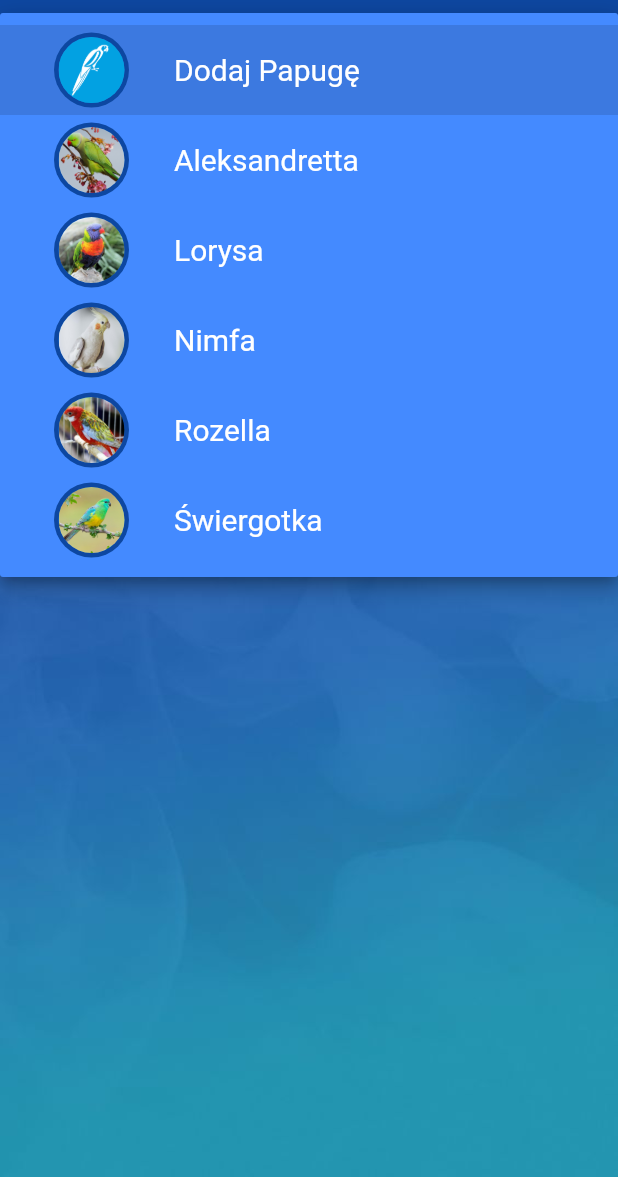
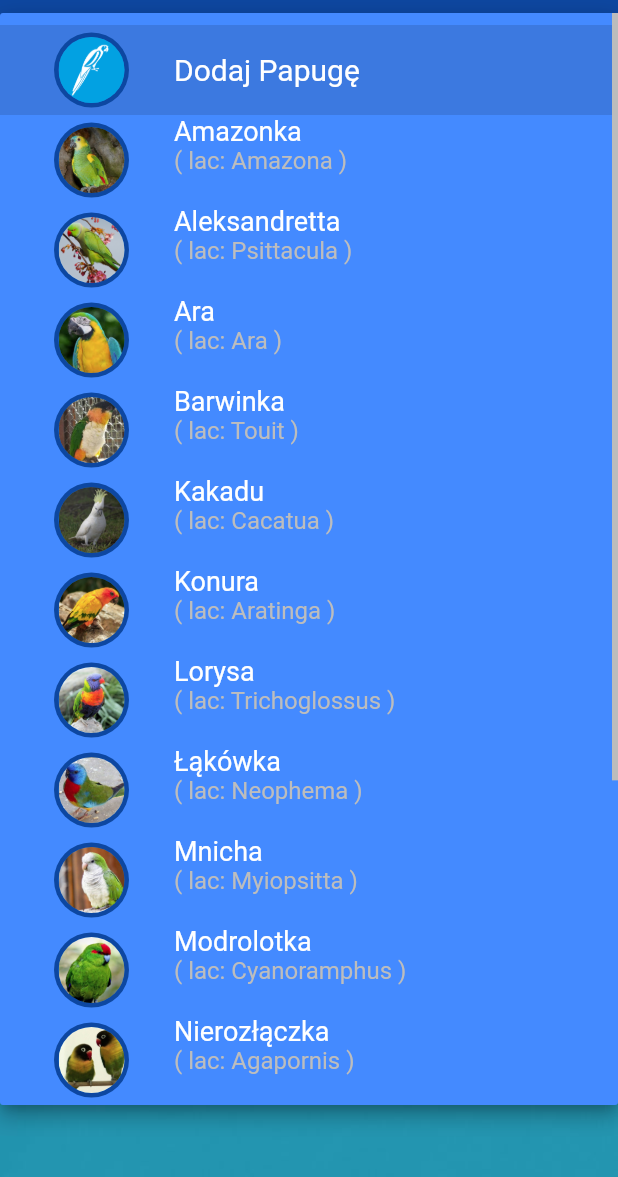
Before and after one commit to Michal-Szkoda-91/breeders_app, a Flutter app: the screen it shows once a user with an empty profile is signed in, after a tap on "Dodaj Papugę", on a phone screen of 412 x 824 dp, the part 59-1236 px from its top. Run offline on Flutter 3.47's test engine with Material 2 defaults, Android fonts, the phone set to English and light mode, and no system bars; drawn by our look-alikes of auto_size_text; our stand-ins replace cloud_firestore, data_connection_checker, diacritic, email_validator, firebase_auth, firebase_core and 5 more; missing offline and left inert: keyboard_visibility; accounts and stored records are empty; statements that could not run were skipped.

Commit message:
Dodano nowe rasy papug

```diff
--- a/lib/mainApp/animals/parrots/models/parrotsRace_list.dart
+++ b/lib/mainApp/animals/parrots/models/parrotsRace_list.dart
@@ -2,40 +2,135 @@ class ParrotsRace {
   final List<Map> parrotsRaceList = [
     {
       "url": 'assets/image/parrotsRace/parrot_Icon.jpg',
+      'lac': 'brak',
       'name': 'Dodaj Papugę',
+    },
+    /////
+    /////
+    ///// A
+    {
+      "url": 'assets/image/parrotsRace/Amazonka.jpg',
+      'name': 'Amazonka',
+      'lac': '( lac: Amazona )',
+      'icubationTime': 25
     },
     {
       "url": 'assets/image/parrotsRace/Aleksandretta.jpg',
       'name': 'Aleksandretta',
+      'lac': '( lac: Psittacula )',
       'icubationTime': 21
     },
     {
+      "url": 'assets/image/parrotsRace/Ara.jpg',
+      'name': 'Ara',
+      'lac': '( lac: Ara )',
+      'icubationTime': 26
+    },
+    //// B
+    {
+      "url": 'assets/image/parrotsRace/Barwinka.jpg',
+      'name': 'Barwinka',
+      'lac': '( lac: Touit )',
+      'icubationTime': 21
+    },
+    //// K
+    {
+      "url": 'assets/image/parrotsRace/Kakadu.jpg',
+      'name': 'Kakadu',
+      'lac': '( lac: Cacatua )',
+      'icubationTime': 25
+    },
+    {
+      "url": 'assets/image/parrotsRace/Konura.jpg',
+      'name': 'Konura',
+      'lac': '( lac: Aratinga )',
+      'icubationTime': 20
+    },
+    //// L
+    {
       "url": 'assets/image/parrotsRace/Lorysa.jpg',
       'name': 'Lorysa',
+      'lac': '( lac: Trichoglossus )',
       'icubationTime': 25
+    },
+    ///// Ł
+    {
+      "url": 'assets/image/parrotsRace/Łąkówka.jpg',
+      'name': 'Łąkówka',
+      'lac': '( lac: Neophema )',
+      'icubationTime': 19
+    },
+    ///// M
+    {
+      "url": 'assets/image/parrotsRace/Mnicha.jpg',
+      'name': 'Mnicha',
+      'lac': '( lac: Myiopsitta )',
+      'icubationTime': 22
+    },
+    {
+      "url": 'assets/image/parrotsRace/Modrolotka.jpg',
+      'name': 'Modrolotka',
+      'lac': '( lac: Cyanoramphus )',
+      'icubationTime': 19
+    },
+    //// N
+    {
+      "url": 'assets/image/parrotsRace/Nierozłączka.jpg',
+      'name': 'Nierozłączka',
+      'lac': '( lac: Agapornis )',
+      'icubationTime': 19
     },
     {
       "url": 'assets/image/parrotsRace/Nimfa.jpg',
       'name': 'Nimfa',
+      'lac': '( lac: Nymphicus )',
       'icubationTime': 18
     },
+    ///// P
+    {
+      "url": 'assets/image/parrotsRace/Papużka_falista.jpg',
+      'name': 'Papużka_falista',
+      'lac': '( lac: Melopsittacus )',
+      'icubationTime': 18
+    },
+    ///// R
     {
       "url": 'assets/image/parrotsRace/Rozella.jpg',
       'name': 'Rozella',
+      'lac': '( lac: Platycercus )',
       'icubationTime': 20
     },
     {
+      "url": 'assets/image/parrotsRace/Rudosterka.jpg',
+      'name': 'Rudosterka',
+      'lac': '( lac: Pyrrchura )',
+      'icubationTime': 20
+    },
+    /////// S
+    {
       "url": 'assets/image/parrotsRace/Świergotka.jpg',
       'name': 'Świergotka',
+      'lac': '( lac: Psephotus )',
       'icubationTime': 18
     },
   ];
 
   final List<String> parrotsNameList = [
+    'Amazonka',
     'Aleksandretta',
+    'Ara',
+    'Barwinka',
+    'Kakadu',
+    'Konura',
     'Lorysa',
+    'Łąkówka',
+    'Mnicha',
+    'Modrolotka',
+    'Nierozłączka',
     'Nimfa',
+    'Papużka_falista',
     'Rozella',
+    'Rudosterka',
     'Świergotka'
   ];
 }
--- a/lib/mainApp/animals/parrots/screens/parrot_race_list_screen.dart
+++ b/lib/mainApp/animals/parrots/screens/parrot_race_list_screen.dart
@@ -3,6 +3,7 @@ import 'package:breeders_app/mainApp/animals/parrots/widgets/parrots_race_AddDro
 import 'package:cloud_firestore/cloud_firestore.dart';
 import 'package:firebase_auth/firebase_auth.dart';
 import 'package:flutter/material.dart';
+import 'package:diacritic/diacritic.dart';
 
 import '../widgets/create_race_listTile.dart';
 import '../../../../services/auth.dart';
@@ -74,5 +75,7 @@ class _ParrotsRaceListScreenState extends State<ParrotsRaceListScreen> {
     snapshot.data.docs.forEach((val) {
       _activeRaceList.add(val.id);
     });
+    _activeRaceList
+        .sort((a, b) => removeDiacritics(a).compareTo(removeDiacritics(b)));
   }
 }
--- a/lib/mainApp/animals/parrots/widgets/parrots_race_AddDropdownButton.dart
+++ b/lib/mainApp/animals/parrots/widgets/parrots_race_AddDropdownButton.dart
@@ -57,12 +57,37 @@ class _CreateParrotsDropdownButtonState
               ),
               Container(
                 width: MediaQuery.of(context).size.width * 0.50,
+                child: value['lac'] != "brak"
+                    ? Column(
+                        crossAxisAlignment: CrossAxisAlignment.start,
+                        children: [
+                          AutoSizeText(
+                            value['name'],
+                            maxLines: 1,
+                            style: TextStyle(
+                              color: Theme.of(context).textSelectionColor,
+                              fontSize: 18,
+                            ),
+                          ),
+                          AutoSizeText(
+                            value['lac'],
+                            maxLines: 1,
+                            style: TextStyle(
+                              color: Theme.of(context).hintColor,
+                              fontSize: 16,
+                            ),
+                          ),
+                        ],
+                      )
+                    : Container(
+                        width: MediaQuery.of(context).size.width * 0.50,
                         child: AutoSizeText(
                           value['name'],
                           maxLines: 1,
                           style: TextStyle(
                             color: Theme.of(context).textSelectionColor,
                             fontSize: 20,
+                          ),
                         ),
                       ),
               ),
```
Also changed, not shown: pubspec.yaml (+12 -0 lines), assets/image/parrotsRace/Amazonka.jpg (added), assets/image/parrotsRace/Ara.jpg (added), assets/image/parrotsRace/Barwinka.jpg (added), assets/image/parrotsRace/Kakadu.jpg (added), assets/image/parrotsRace/Konura.jpg (added), assets/image/parrotsRace/Mnicha.jpg (added), assets/image/parrotsRace/Modrolotka.jpg (added), assets/image/parrotsRace/Nierozłączka.jpg (added), assets/image/parrotsRace/Papużka_falista.jpg (added), assets/image/parrotsRace/Rozella.jpg, assets/image/parrotsRace/Rudosterka.jpg (added), assets/image/parrotsRace/Łąkówka.jpg (added), pubspec.lock. Lines whose indentation alone changed are shown as unchanged.
